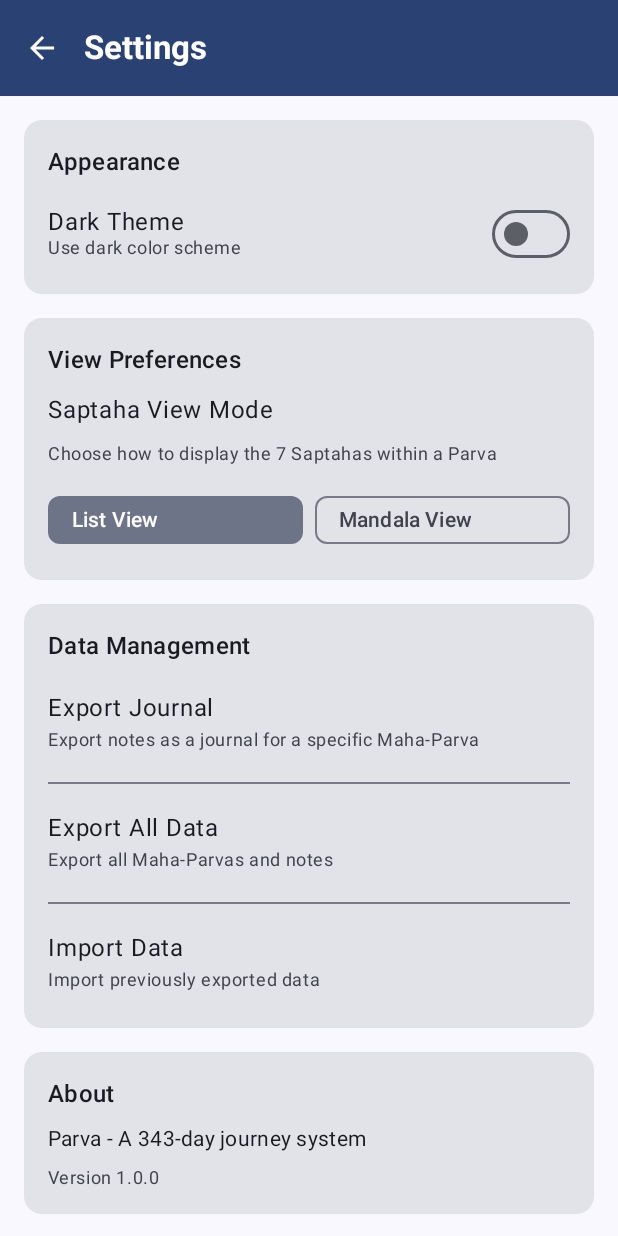
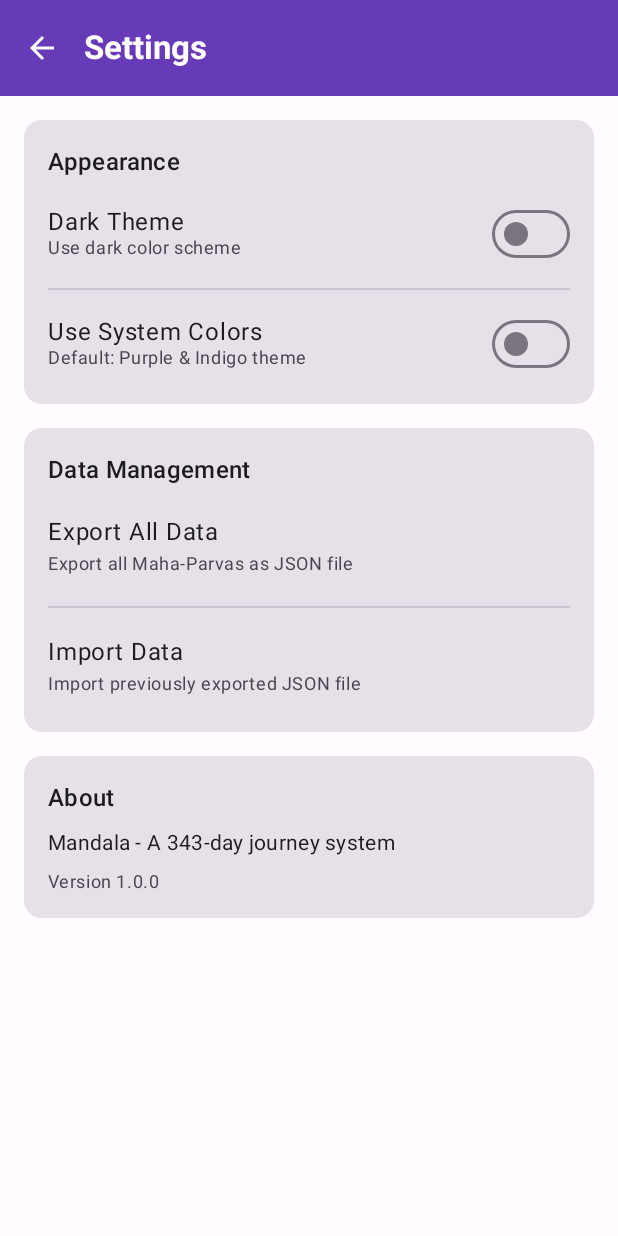
Before and after one commit to aalapa/parvas, an Android app built with Jetpack Compose: the screen it shows after launch (MainActivity), after a tap on "Settings", on a phone screen of 412 x 824 dp. Run offline under Robolectric (Android 15) with nearby library versions, the phone set to English and light mode, and no system bars; our stand-ins replace Room's generated code.

Commit message:
working with colors

```diff
--- a/app/build.gradle.kts
+++ b/app/build.gradle.kts
@@ -131,6 +131,9 @@ dependencies {
     // Gson for JSON serialization
     implementation("com.google.code.gson:gson:2.10.1")
 
+    // DataStore for preferences
+    implementation("androidx.datastore:datastore-preferences:1.0.0")
+
     testImplementation("junit:junit:4.13.2")
     androidTestImplementation("androidx.test.ext:junit:1.1.5")
     androidTestImplementation("androidx.test.espresso:espresso-core:3.5.1")
--- a/app/src/main/java/com/aravind/parva/MainActivity.kt
+++ b/app/src/main/java/com/aravind/parva/MainActivity.kt
@@ -6,19 +6,30 @@ import androidx.activity.compose.setContent
 import androidx.compose.foundation.layout.fillMaxSize
 import androidx.compose.material3.MaterialTheme
 import androidx.compose.material3.Surface
+import androidx.compose.runtime.collectAsState
+import androidx.compose.runtime.getValue
+import androidx.compose.runtime.remember
 import androidx.compose.ui.Modifier
+import com.aravind.parva.data.preferences.UserPreferencesManager
 import com.aravind.parva.ui.theme.ParvaTheme
 
 class MainActivity : ComponentActivity() {
     override fun onCreate(savedInstanceState: Bundle?) {
         super.onCreate(savedInstanceState)
         setContent {
-            ParvaTheme {
+            val preferencesManager = remember { UserPreferencesManager(applicationContext) }
+            val isDarkTheme by preferencesManager.darkThemeFlow.collectAsState(initial = false)
+            val useDynamicColors by preferencesManager.useDynamicColorsFlow.collectAsState(initial = false)
+
+            ParvaTheme(
+                darkTheme = isDarkTheme,
+                dynamicColor = useDynamicColors
+            ) {
                 Surface(
                     modifier = Modifier.fillMaxSize(),
                     color = MaterialTheme.colorScheme.background
                 ) {
-                    ParvaApp()
+                    ParvaApp(preferencesManager = preferencesManager)
                 }
             }
         }
--- a/app/src/main/java/com/aravind/parva/ParvaApp.kt
+++ b/app/src/main/java/com/aravind/parva/ParvaApp.kt
@@ -10,6 +10,7 @@ import androidx.navigation.compose.composable
 import androidx.navigation.compose.rememberNavController
 import androidx.navigation.navArgument
 import com.aravind.parva.data.local.ParvaDatabase
+import com.aravind.parva.data.preferences.UserPreferencesManager
 import com.aravind.parva.data.repository.MahaParvaRepository
 import com.aravind.parva.ui.screens.*
 import com.aravind.parva.viewmodel.HomeViewModel
@@ -18,7 +19,7 @@ import com.aravind.parva.viewmodel.MahaParvaViewModel
 import com.aravind.parva.viewmodel.MahaParvaViewModelFactory
 
 @Composable
-fun ParvaApp() {
+fun ParvaApp(preferencesManager: UserPreferencesManager) {
     val context = LocalContext.current
     val navController = rememberNavController()
 
@@ -149,10 +150,9 @@ fun ParvaApp() {
 
         composable("settings") {
             SettingsScreen(
-                onBackClick = { navController.popBackStack() },
-                onExportJournalClick = { /* Handle journal export */ },
-                onExportDataClick = { /* Handle data export */ },
-                onImportDataClick = { /* Handle data import */ }
+                preferencesManager = preferencesManager,
+                repository = repository,
+                onBackClick = { navController.popBackStack() }
             )
         }
     }
--- a/app/src/main/java/com/aravind/parva/data/local/dao/MahaParvaDao.kt
+++ b/app/src/main/java/com/aravind/parva/data/local/dao/MahaParvaDao.kt
@@ -12,6 +12,9 @@ interface MahaParvaDao {
 
     @Query("SELECT * FROM maha_parvas ORDER BY startDate DESC")
     fun getAllMahaParvas(): Flow<List<MahaParvaEntity>>
+
+    @Query("SELECT * FROM maha_parvas ORDER BY startDate DESC")
+    suspend fun getAllMahaParvasOnce(): List<MahaParvaEntity>
 
     @Query("SELECT * FROM maha_parvas WHERE id = :id")
     suspend fun getMahaParvaById(id: String): MahaParvaEntity?
--- /dev/null
+++ b/app/src/main/java/com/aravind/parva/data/preferences/UserPreferencesManager.kt
@@ -0,0 +1,43 @@
+package com.aravind.parva.data.preferences
+
+import android.content.Context
+import androidx.datastore.core.DataStore
+import androidx.datastore.preferences.core.Preferences
+import androidx.datastore.preferences.core.booleanPreferencesKey
+import androidx.datastore.preferences.core.edit
+import androidx.datastore.preferences.preferencesDataStore
+import kotlinx.coroutines.flow.Flow
+import kotlinx.coroutines.flow.map
+
+// Extension property to create/get DataStore instance
+private val Context.dataStore: DataStore<Preferences> by preferencesDataStore(name = "user_preferences")
+
+class UserPreferencesManager(private val context: Context) {
+
+    companion object {
+        private val DARK_THEME_KEY = booleanPreferencesKey("dark_theme")
+        private val USE_DYNAMIC_COLORS_KEY = booleanPreferencesKey("use_dynamic_colors")
+    }
+
+    val darkThemeFlow: Flow<Boolean> = context.dataStore.data
+        .map { preferences ->
+            preferences[DARK_THEME_KEY] ?: false // Default to light theme
+        }
+
+    val useDynamicColorsFlow: Flow<Boolean> = context.dataStore.data
+        .map { preferences ->
+            preferences[USE_DYNAMIC_COLORS_KEY] ?: false // Default to our purple theme
+        }
+
+    suspend fun setDarkTheme(enabled: Boolean) {
+        context.dataStore.edit { preferences ->
+            preferences[DARK_THEME_KEY] = enabled
+        }
+    }
+
+    suspend fun setUseDynamicColors(enabled: Boolean) {
+        context.dataStore.edit { preferences ->
+            preferences[USE_DYNAMIC_COLORS_KEY] = enabled
+        }
+    }
+}
--- a/app/src/main/java/com/aravind/parva/ui/screens/MahaParvaDetailScreen.kt
+++ b/app/src/main/java/com/aravind/parva/ui/screens/MahaParvaDetailScreen.kt
@@ -3,7 +3,7 @@ package com.aravind.parva.ui.screens
 import androidx.compose.foundation.layout.*
 import androidx.compose.material.icons.Icons
 import androidx.compose.material.icons.filled.ArrowBack
-import androidx.compose.material.icons.filled.Edit
+import androidx.compose.material.icons.filled.DateRange
 import androidx.compose.material.icons.filled.MoreVert
 import androidx.compose.material3.*
 import androidx.compose.runtime.*
@@ -69,7 +69,7 @@ fun MahaParvaDetailScreen(
                         onClick = { yojanaMode = !yojanaMode }
                     ) {
                         Icon(
-                            imageVector = Icons.Default.Edit,
+                            imageVector = Icons.Default.DateRange,
                             contentDescription = if (yojanaMode) "Exit Yojana Mode" else "Enter Yojana Mode",
                             tint = if (yojanaMode)
                                 MaterialTheme.colorScheme.tertiary
--- a/app/src/main/java/com/aravind/parva/ui/screens/SettingsScreen.kt
+++ b/app/src/main/java/com/aravind/parva/ui/screens/SettingsScreen.kt
@@ -1,6 +1,9 @@
 package com.aravind.parva.ui.screens
 
 import android.content.Intent
+import android.net.Uri
+import androidx.activity.compose.rememberLauncherForActivityResult
+import androidx.activity.result.contract.ActivityResultContracts
 import androidx.compose.foundation.clickable
 import androidx.compose.foundation.layout.*
 import androidx.compose.foundation.rememberScrollState
@@ -13,19 +16,61 @@ import androidx.compose.ui.Alignment
 import androidx.compose.ui.Modifier
 import androidx.compose.ui.platform.LocalContext
 import androidx.compose.ui.unit.dp
+import androidx.core.content.FileProvider
+import com.aravind.parva.data.preferences.UserPreferencesManager
+import com.aravind.parva.data.repository.MahaParvaRepository
+import com.google.gson.Gson
+import com.google.gson.GsonBuilder
+import kotlinx.coroutines.launch
+import java.io.File
+import java.time.LocalDate
+import java.time.format.DateTimeFormatter
 
 @OptIn(ExperimentalMaterial3Api::class)
 @Composable
 fun SettingsScreen(
-    onBackClick: () -> Unit,
-    onExportJournalClick: () -> Unit,
-    onExportDataClick: () -> Unit,
-    onImportDataClick: () -> Unit
+    preferencesManager: UserPreferencesManager,
+    repository: MahaParvaRepository,
+    onBackClick: () -> Unit
 ) {
-    var isDarkTheme by remember { mutableStateOf(false) }
-    var saptahaViewMode by remember { mutableStateOf("list") } // "list" or "mandala"
+    val context = LocalContext.current
+    val scope = rememberCoroutineScope()
+    val snackbarHostState = remember { SnackbarHostState() }
+
+    // Collect preferences
+    val isDarkTheme by preferencesManager.darkThemeFlow.collectAsState(initial = false)
+    val useDynamicColors by preferencesManager.useDynamicColorsFlow.collectAsState(initial = false)
+
+    // File picker for import
+    val importLauncher = rememberLauncherForActivityResult(
+        contract = ActivityResultContracts.GetContent()
+    ) { uri: Uri? ->
+        uri?.let {
+            scope.launch {
+                try {
+                    val inputStream = context.contentResolver.openInputStream(it)
+                    val jsonString = inputStream?.bufferedReader()?.use { reader -> reader.readText() }
+
+                    if (jsonString != null) {
+                        val gson = GsonBuilder().create()
+                        val importedData = gson.fromJson(jsonString, com.aravind.parva.data.model.ExportData::class.java)
+
+                        // Import all Maha-Parvas
+                        importedData.mahaParvas.forEach { mahaParva ->
+                            repository.insertMahaParva(mahaParva)
+                        }
+
+                        snackbarHostState.showSnackbar("Data imported successfully!")
+                    }
+                } catch (e: Exception) {
+                    snackbarHostState.showSnackbar("Failed to import: ${e.message}")
+                }
+            }
+        }
+    }
 
     Scaffold(
+        snackbarHost = { SnackbarHost(snackbarHostState) },
         topBar = {
             TopAppBar(
                 title = { Text("Settings") },
@@ -81,53 +126,42 @@ fun SettingsScreen(
                         }
                         Switch(
                             checked = isDarkTheme,
-                            onCheckedChange = {
-                                isDarkTheme = it
-                                // In real app: Save to DataStore
+                            onCheckedChange = { enabled ->
+                                scope.launch {
+                                    preferencesManager.setDarkTheme(enabled)
+                                }
                             }
                         )
                     }
-                }
-            }
 
-            // View Preferences Section
-            Card(
-                modifier = Modifier.fillMaxWidth()
-            ) {
-                Column(
-                    modifier = Modifier.padding(16.dp),
-                    verticalArrangement = Arrangement.spacedBy(12.dp)
-                ) {
-                    Text(
-                        "View Preferences",
-                        style = MaterialTheme.typography.titleMedium
-                    )
-
-                    Text(
-                        "Saptaha View Mode",
-                        style = MaterialTheme.typography.bodyLarge
-                    )
-                    Text(
-                        "Choose how to display the 7 Saptahas within a Parva",
-                        style = MaterialTheme.typography.bodySmall,
-                        color = MaterialTheme.colorScheme.onSurfaceVariant
-                    )
+                    Divider()
 
                     Row(
                         modifier = Modifier.fillMaxWidth(),
-                        horizontalArrangement = Arrangement.spacedBy(8.dp)
+                        horizontalArrangement = Arrangement.SpaceBetween,
+                        verticalAlignment = Alignment.CenterVertically
                     ) {
-                        FilterChip(
-                            selected = saptahaViewMode == "list",
-                            onClick = { saptahaViewMode = "list" },
-                            label = { Text("List View") },
-                            modifier = Modifier.weight(1f)
-                        )
-                        FilterChip(
-                            selected = saptahaViewMode == "mandala",
-                            onClick = { saptahaViewMode = "mandala" },
-                            label = { Text("Mandala View") },
-                            modifier = Modifier.weight(1f)
+                        Column(modifier = Modifier.weight(1f)) {
+                            Text(
+                                "Use System Colors",
+                                style = MaterialTheme.typography.bodyLarge
+                            )
+                            Text(
+                                if (useDynamicColors)
+                                    "Colors from your wallpaper (Android 12+)"
+                                else
+                                    "Default: Purple & Indigo theme",
+                                style = MaterialTheme.typography.bodySmall,
+                                color = MaterialTheme.colorScheme.onSurfaceVariant
+                            )
+                        }
+                        Switch(
+                            checked = useDynamicColors,
+                            onCheckedChange = { enabled ->
+                                scope.launch {
+                                    preferencesManager.setUseDynamicColors(enabled)
+                                }
+                            }
                         )
                     }
                 }
@@ -147,25 +181,57 @@ fun SettingsScreen(
                     )
 
                     SettingsItem(
-                        title = "Export Journal",
-                        subtitle = "Export notes as a journal for a specific Maha-Parva",
-                        onClick = onExportJournalClick
-                    )
+                        title = "Export All Data",
+                        subtitle = "Export all Maha-Parvas as JSON file",
+                        onClick = {
+                            scope.launch {
+                                try {
+                                    val allMahaParvas = repository.getAllMahaParvasOnce()
+                                    val exportData = com.aravind.parva.data.model.ExportData(
+                                        exportDate = LocalDate.now(),
+                                        version = "1.0.0",
+                                        mahaParvas = allMahaParvas
+                                    )
 
-                    Divider()
+                                    val gson = GsonBuilder()
+                                        .setPrettyPrinting()
+                                        .create()
+                                    val jsonString = gson.toJson(exportData)
 
-                    SettingsItem(
-                        title = "Export All Data",
-                        subtitle = "Export all Maha-Parvas and notes",
-                        onClick = onExportDataClick
+                                    // Save to file
+                                    val file = File(context.cacheDir, "parva_export_${System.currentTimeMillis()}.json")
+                                    file.writeText(jsonString)
+
+                                    // Share file
+                                    val uri = FileProvider.getUriForFile(
+                                        context,
+                                        "${context.packageName}.fileprovider",
+                                        file
+                                    )
+
+                                    val shareIntent = Intent(Intent.ACTION_SEND).apply {
+                                        type = "application/json"
+                                        putExtra(Intent.EXTRA_STREAM, uri)
+                                        addFlags(Intent.FLAG_GRANT_READ_URI_PERMISSION)
+                                    }
+
+                                    context.startActivity(Intent.createChooser(shareIntent, "Export Data"))
+                                    snackbarHostState.showSnackbar("Data exported successfully!")
+                                } catch (e: Exception) {
+                                    snackbarHostState.showSnackbar("Failed to export: ${e.message}")
+                                }
+                            }
+                        }
                     )
 
                     Divider()
 
                     SettingsItem(
                         title = "Import Data",
-                        subtitle = "Import previously exported data",
-                        onClick = onImportDataClick
+                        subtitle = "Import previously exported JSON file",
+                        onClick = {
+                            importLauncher.launch("application/json")
+                        }
                     )
                 }
             }
@@ -183,7 +249,7 @@ fun SettingsScreen(
                         style = MaterialTheme.typography.titleMedium
                     )
                     Text(
-                        "Parva - A 343-day journey system",
+                        "Mandala - A 343-day journey system",
                         style = MaterialTheme.typography.bodyMedium
                     )
                     Text(
--- a/app/src/main/java/com/aravind/parva/ui/theme/Color.kt
+++ b/app/src/main/java/com/aravind/parva/ui/theme/Color.kt
@@ -2,13 +2,20 @@ package com.aravind.parva.ui.theme
 
 import androidx.compose.ui.graphics.Color
 
-val Purple80 = Color(0xFFD0BCFF)
-val PurpleGrey80 = Color(0xFFCCC2DC)
-val Pink80 = Color(0xFFEFB8C8)
+// Light Theme Colors - Deep Purple & Indigo
+val DeepPurple80 = Color(0xFFD1C4E9)
+val DeepPurple60 = Color(0xFFB39DDB)
+val Indigo80 = Color(0xFFC5CAE9)
 
-val Purple40 = Color(0xFF6650a4)
-val PurpleGrey40 = Color(0xFF625b71)
-val Pink40 = Color(0xFF7D5260)
+val DeepPurple40 = Color(0xFF673AB7)  // Primary
+val DeepPurple60Dark = Color(0xFF512DA8)  // Primary Dark
+val Indigo40 = Color(0xFF3F51B5)  // Secondary
+val Teal40 = Color(0xFF009688)  // Tertiary/Accent
+
+// Dark Theme Colors
+val DeepPurple90 = Color(0xFFEDE7F6)
+val Indigo90 = Color(0xFFE8EAF6)
+val Teal90 = Color(0xFFB2DFDB)
 
 // VIBGYOR colors for the 7 themes
 val VibgyorViolet = Color(0xFF8B00FF)    // Beginning
--- a/app/src/main/java/com/aravind/parva/ui/theme/Theme.kt
+++ b/app/src/main/java/com/aravind/parva/ui/theme/Theme.kt
@@ -16,21 +16,33 @@ import androidx.compose.ui.platform.LocalView
 import androidx.core.view.WindowCompat
 
 private val DarkColorScheme = darkColorScheme(
-    primary = Purple80,
-    secondary = PurpleGrey80,
-    tertiary = Pink80
+    primary = DeepPurple80,
+    onPrimary = androidx.compose.ui.graphics.Color.Black,
+    primaryContainer = DeepPurple60Dark,
+    secondary = Indigo80,
+    tertiary = Teal90,
+    background = androidx.compose.ui.graphics.Color(0xFF121212),
+    surface = androidx.compose.ui.graphics.Color(0xFF1E1E1E),
+    onBackground = androidx.compose.ui.graphics.Color.White,
+    onSurface = androidx.compose.ui.graphics.Color.White
 )
 
 private val LightColorScheme = lightColorScheme(
-    primary = Purple40,
-    secondary = PurpleGrey40,
-    tertiary = Pink40
+    primary = DeepPurple40,
+    onPrimary = androidx.compose.ui.graphics.Color.White,
+    primaryContainer = DeepPurple80,
+    secondary = Indigo40,
+    tertiary = Teal40,
+    background = androidx.compose.ui.graphics.Color(0xFFFFFBFE),
+    surface = androidx.compose.ui.graphics.Color(0xFFFFFBFE),
+    onBackground = androidx.compose.ui.graphics.Color(0xFF1C1B1F),
+    onSurface = androidx.compose.ui.graphics.Color(0xFF1C1B1F)
 )
 
 @Composable
 fun ParvaTheme(
     darkTheme: Boolean = isSystemInDarkTheme(),
-    dynamicColor: Boolean = true,
+    dynamicColor: Boolean = false, // Disabled by default - use our beautiful purple theme!
     content: @Composable () -> Unit
 ) {
     val colorScheme = when {
```
Also changed, not shown: app/src/main/java/com/aravind/parva/data/model/ExportData.kt (added, +12 -0 lines), app/src/main/java/com/aravind/parva/data/repository/MahaParvaRepository.kt (+14 -0 lines), 2 other files.
